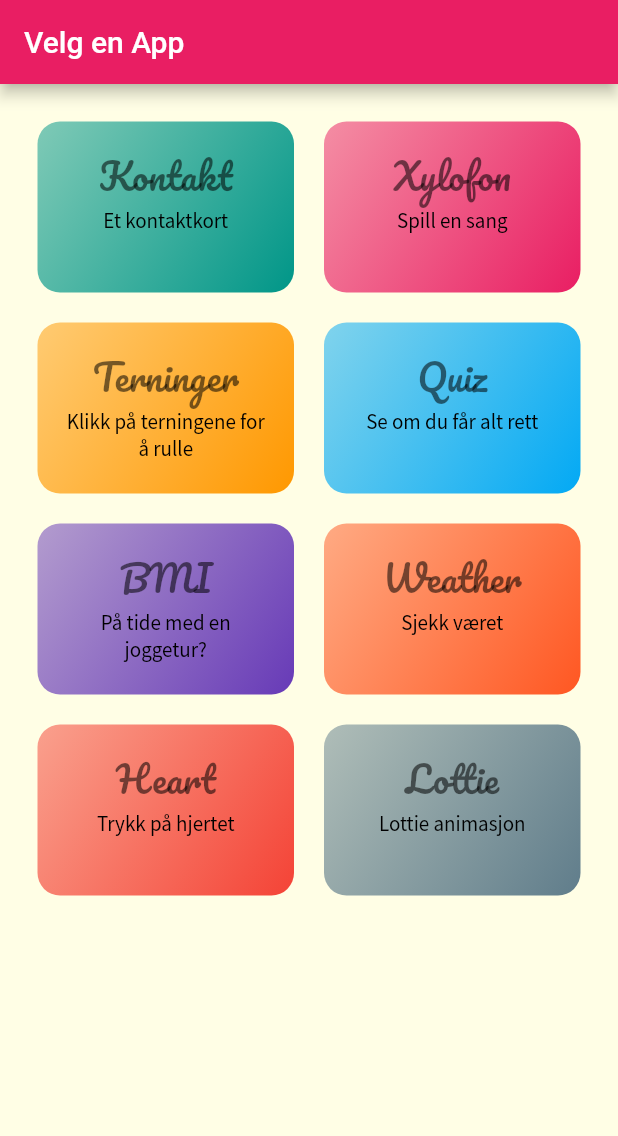
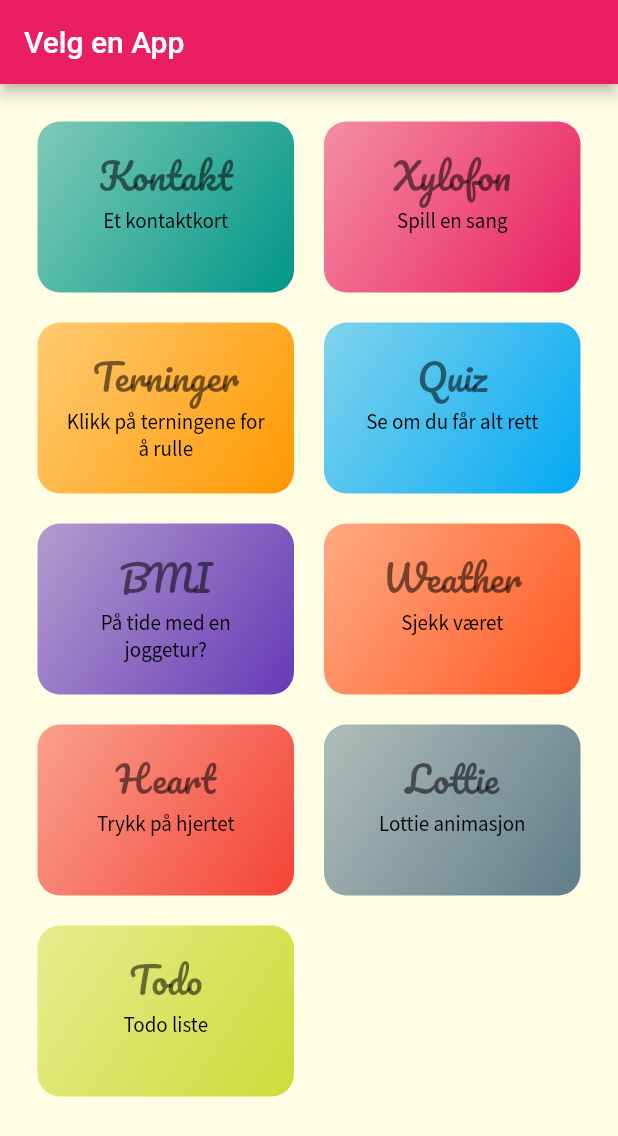
Before and after one commit to rbyre/playground, a Flutter app: the screen it shows after launch, on a phone screen of 412 x 824 dp. Shown: the top 1136 px of the screen. Run offline on Flutter 3.47's test engine with Material 2 defaults, Android fonts, the light colour scheme and no system bars; drawn by our look-alikes of shimmer; our stand-ins replace audioplayers, flutter_dotenv, flutter_spinkit, font_awesome_flutter, geolocator, lottie; Roboto replaces fonts that are missing (pacifico).

Commit message:
started todo app

```diff
--- a/lib/main.dart
+++ b/lib/main.dart
@@ -6,6 +6,7 @@
 import 'package:playground/home.dart';
 import 'package:playground/lottie.dart';
 import 'package:playground/quiz/quizzen.dart';
+import 'package:playground/todo/screens/tasks_screen.dart';
 import 'package:playground/weather/screens/loading_screen.dart';
 import 'package:playground/xylophone.dart';
 import 'package:flutter_dotenv/flutter_dotenv.dart';
@@ -49,6 +50,7 @@
         '/weather': (ctx) => LoadingScreen(),
         '/heart': (ctx) => HeartScreen(),
         '/lottie': (ctx) => LottieScreen(),
+        '/todo': (ctx) => TasksScreen(),
       },
     );
   }
--- a/lib/my_apps.dart
+++ b/lib/my_apps.dart
@@ -56,6 +56,12 @@
       route: 'lottie',
       description: 'Lottie animasjon',
       color: Colors.blueGrey),
+  Kort(
+      id: '9',
+      title: 'Todo',
+      route: 'todo',
+      description: 'Todo liste',
+      color: Colors.lime),
 ];
 
 // SizedBox(
--- a/lib/weather/services/weather.dart
+++ b/lib/weather/services/weather.dart
@@ -54,9 +54,9 @@
   String getMessage(int temp) {
     if (temp > 25) {
       return 'It\'s 🍦 time';
-    } else if (temp > 20) {
+    } else if (temp > 18) {
       return 'Time for shorts and 👕';
-    } else if (temp < 10) {
+    } else if (temp < 5) {
       return 'You\'ll need 🧣 and 🧤';
     } else {
       return 'Bring a 🧥 just in case';
```
Also changed, not shown: lib/todo/screens/tasks_screen.dart (added, +68 -0 lines).
